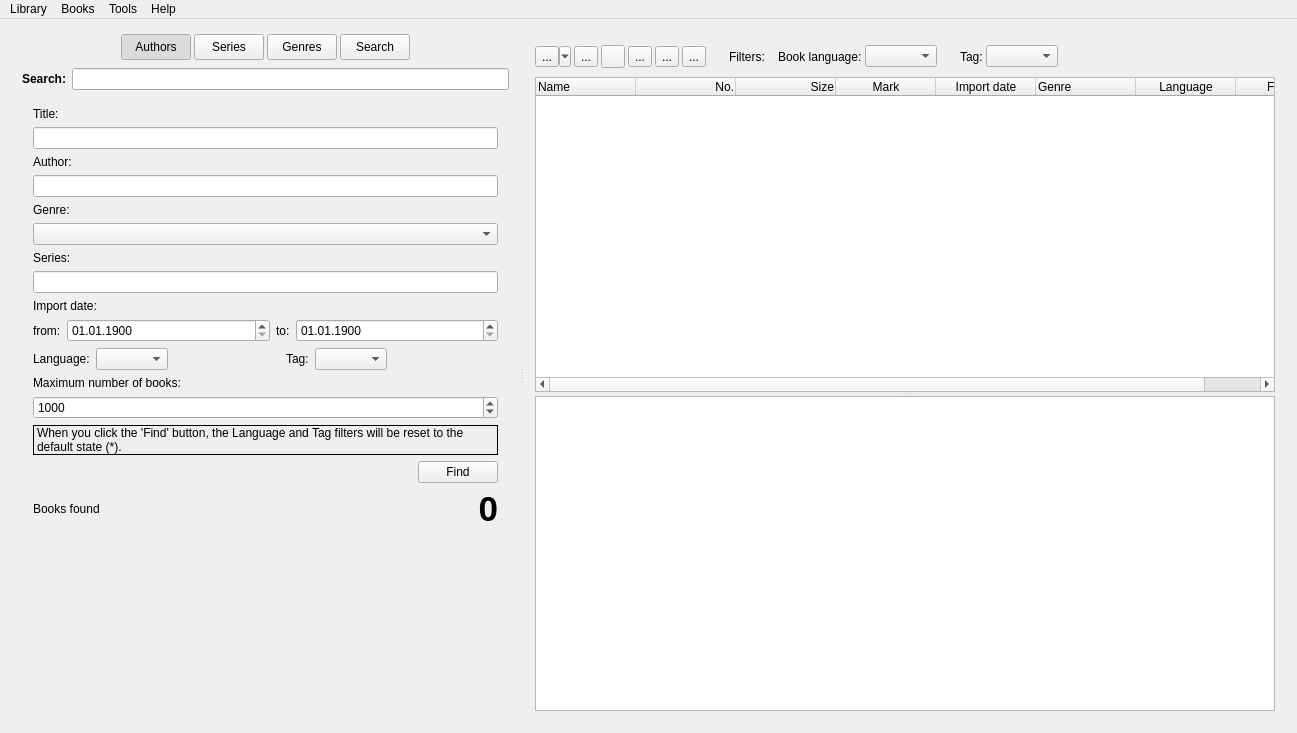
The window that freeLib/src/mainwindow.ui (vpoluyaktov/freeLib) describes before a commit, drawn with Qt 5.
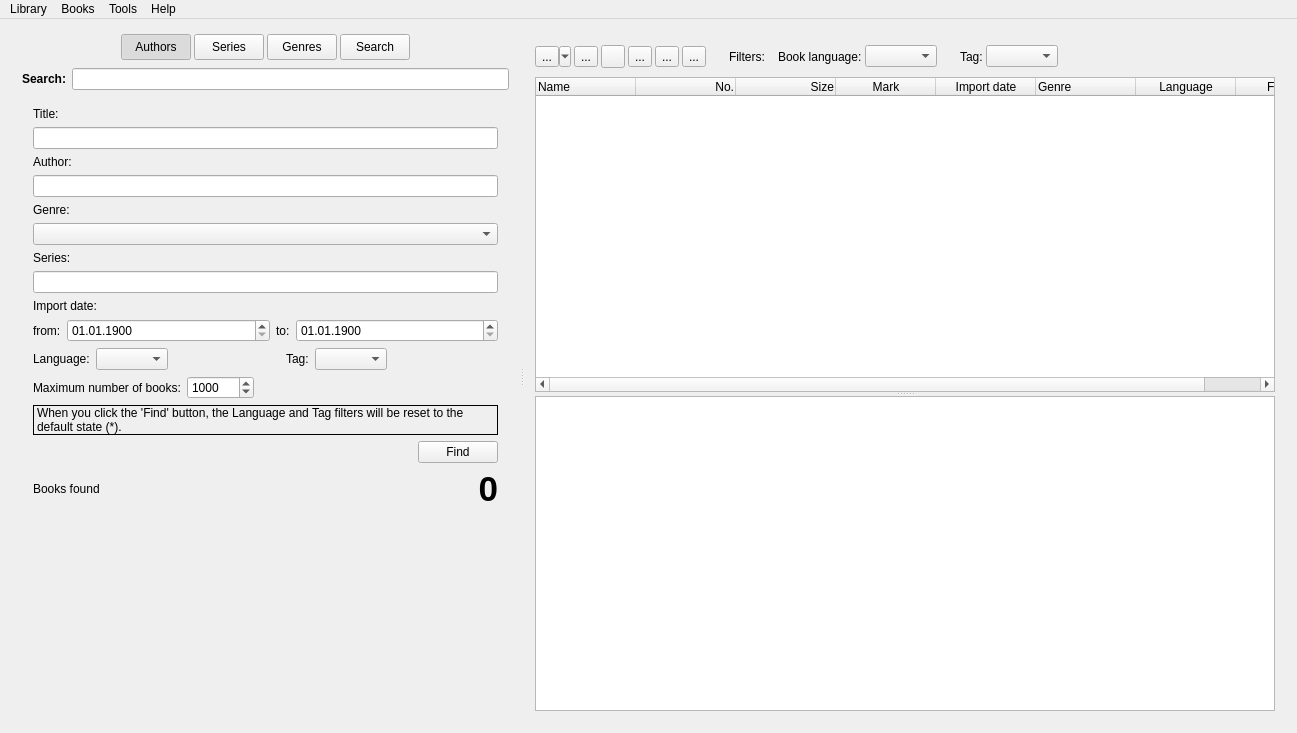
The same window after the commit. Icons and pictures are not drawn.

Commit message: Improved (MainWindow): Улучшено расположение контролов задания вывода максимального числа найденных книг.

Patch:
```diff
--- a/freeLib/src/mainwindow.ui
+++ b/freeLib/src/mainwindow.ui
@@ -612,6 +612,8 @@
                     </layout>
                    </item>
                    <item>
+                    <layout class="QHBoxLayout" name="horizontalLayoutFindMaxBooks">
+                     <item>
                     <widget class="QLabel" name="label_13">
                      <property name="text">
                       <string>Maximum number of books:</string>
@@ -633,6 +635,21 @@
                       <number>1000</number>
                      </property>
                     </widget>
+                     </item>
+                     <item>
+                      <spacer name="horizontalSpacer_10">
+                       <property name="orientation">
+                        <enum>Qt::Horizontal</enum>
+                       </property>
+                       <property name="sizeHint" stdset="0">
+                        <size>
+                         <width>40</width>
+                         <height>20</height>
+                        </size>
+                       </property>
+                      </spacer>
+                     </item>
+                    </layout>
                    </item>
                    <item>
                     <widget class="QLabel" name="labelInformation">
```
Lines whose indentation alone changed are shown as unchanged.
